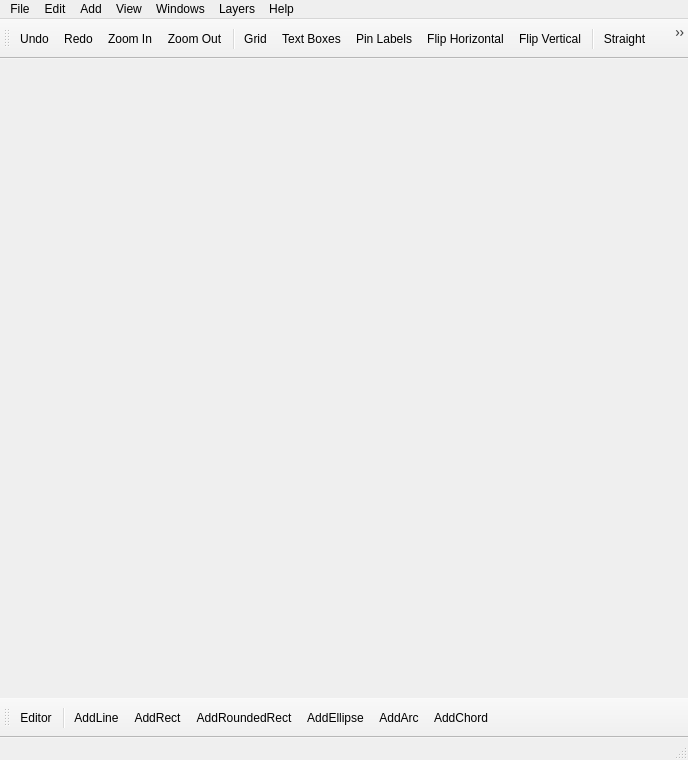
Qt form src/mainwindow.ui (melak/veroroute) before a commit.
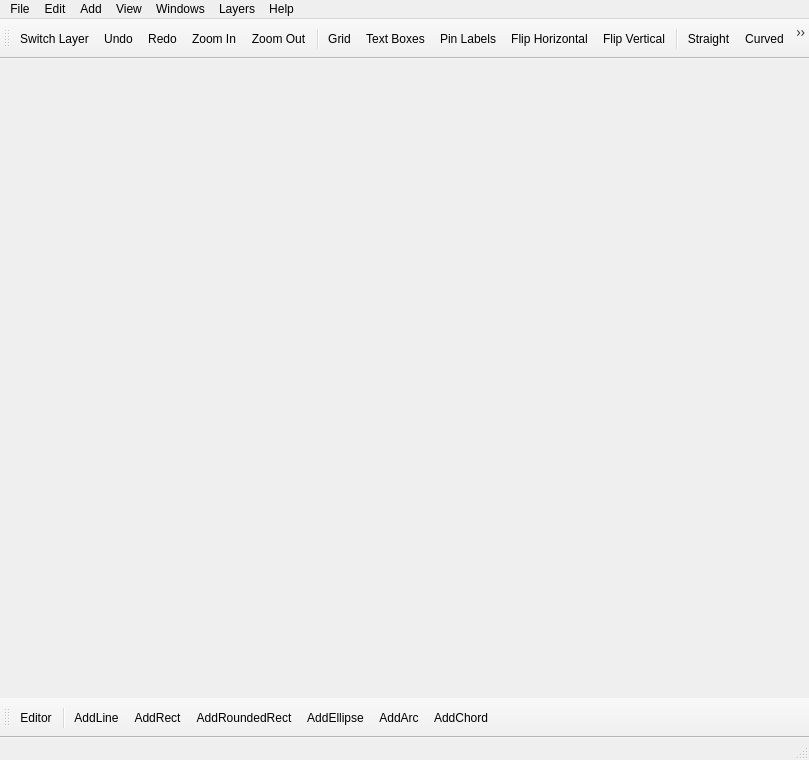
The same form after that commit. Icons and pictures are not drawn.

Commit message: Improved logic for via determination.  Added toolbar button to switch layers.

Patch:
```diff
--- a/src/mainwindow.ui
+++ b/src/mainwindow.ui
@@ -9,7 +9,7 @@
    <rect>
     <x>0</x>
     <y>0</y>
-    <width>688</width>
+    <width>809</width>
     <height>760</height>
    </rect>
   </property>
@@ -44,7 +44,7 @@
     <rect>
      <x>0</x>
      <y>0</y>
-     <width>688</width>
+     <width>809</width>
      <height>27</height>
     </rect>
    </property>
@@ -280,6 +280,7 @@
    <attribute name="toolBarBreak">
     <bool>false</bool>
    </attribute>
+   <addaction name="actionSwitchLayer"/>
    <addaction name="actionUndo"/>
    <addaction name="actionRedo"/>
    <addaction name="actionZoom_In"/>
```
Left out of the diff: 4 changed lines with no effect on the pictures. The commit also changes 9 other files.
